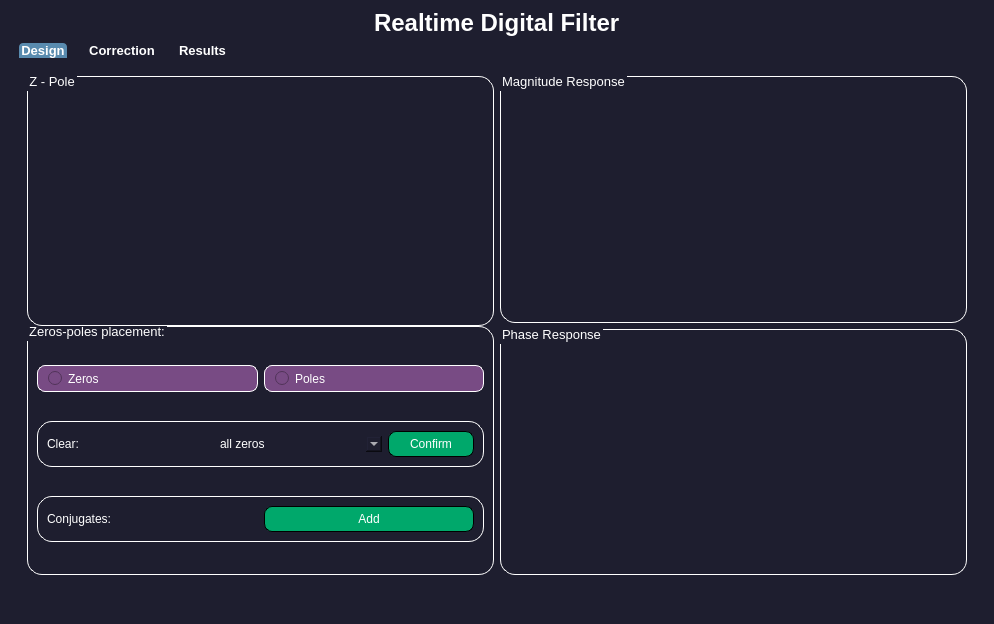
Old version of the form GUI.ui in the repository tahaaa22/Realtime-filter.
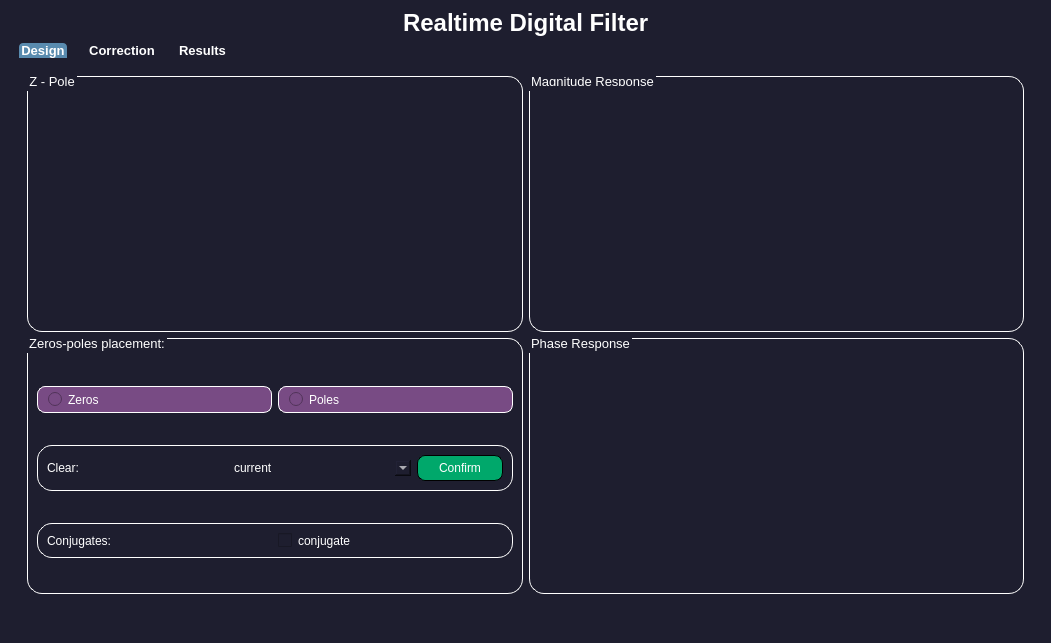
New version of the form. The open tabs and pages were chosen to show the change. Icons and pictures are not drawn. Custom widgets are drawn as their Qt base class.

```diff
--- a/GUI.ui
+++ b/GUI.ui
@@ -6,8 +6,8 @@
    <rect>
     <x>0</x>
     <y>0</y>
-    <width>994</width>
-    <height>624</height>
+    <width>1051</width>
+    <height>643</height>
    </rect>
   </property>
   <property name="windowTitle">
@@ -26,7 +26,7 @@
    <property name="styleSheet">
     <string notr="true"/>
    </property>
-   <layout class="QGridLayout" name="gridLayout">
+   <layout class="QGridLayout" name="gridLayout_12">
     <item row="0" column="0">
      <layout class="QHBoxLayout" name="horizontalLayout_11">
       <item>
@@ -532,7 +532,7 @@
        </attribute>
        <layout class="QGridLayout" name="gridLayout_2">
         <item row="0" column="0">
-         <widget class="QGroupBox" name="design_box">
+         <widget class="QWidget" name="design_box" native="true">
           <property name="font">
            <font>
             <weight>75</weight>
@@ -542,12 +542,11 @@
           <property name="styleSheet">
            <string notr="true">border: none;</string>
           </property>
-          <layout class="QHBoxLayout" name="horizontalLayout_10">
-           <item>
-            <layout class="QVBoxLayout" name="verticalLayout_3">
-             <property name="spacing">
-              <number>0</number>
-             </property>
+          <layout class="QGridLayout" name="gridLayout_11">
+           <item row="0" column="0">
+            <layout class="QGridLayout" name="gridLayout_10">
+             <item row="0" column="0">
+              <layout class="QVBoxLayout" name="verticalLayout_2">
              <item>
               <widget class="QGroupBox" name="Zplane_box">
                <property name="sizePolicy">
@@ -677,7 +676,7 @@
                     <property name="sizeHint" stdset="0">
                      <size>
                       <width>40</width>
-                      <height>6</height>
+                        <height>12</height>
                      </size>
                     </property>
                    </spacer>
@@ -721,7 +720,7 @@
                  </layout>
                 </item>
                 <item row="2" column="0">
-                 <widget class="QGroupBox" name="">
+                   <widget class="QGroupBox" name="groupBox">
                   <property name="sizePolicy">
                    <sizepolicy hsizetype="Preferred" vsizetype="Fixed">
                     <horstretch>0</horstretch>
@@ -752,15 +751,25 @@
                      </item>
                      <item>
                       <widget class="QComboBox" name="Clear_combobox">
+                         <property name="font">
+                          <font>
+                           <pointsize>9</pointsize>
+                          </font>
+                         </property>
                        <property name="editable">
                         <bool>true</bool>
                        </property>
                        <property name="currentText">
-                        <string>all zeros</string>
+                          <string>current</string>
                        </property>
                        <property name="currentIndex">
                         <number>0</number>
                        </property>
+                         <item>
+                          <property name="text">
+                           <string>current</string>
+                          </property>
+                         </item>
                        <item>
                         <property name="text">
                          <string>all zeros</string>
@@ -811,34 +820,39 @@
                  </widget>
                 </item>
                 <item row="3" column="0">
-                 <widget class="QGroupBox" name="">
+                   <widget class="QGroupBox" name="groupBox">
                   <property name="sizePolicy">
                    <sizepolicy hsizetype="Preferred" vsizetype="Fixed">
                     <horstretch>0</horstretch>
                     <verstretch>0</verstretch>
                    </sizepolicy>
                   </property>
-                  <layout class="QHBoxLayout" name="horizontalLayout_8">
-                   <item>
+                    <layout class="QGridLayout" name="gridLayout">
+                     <item row="0" column="0">
                     <widget class="QLabel" name="label_9">
                      <property name="text">
                       <string>Conjugates:</string>
                      </property>
                     </widget>
                    </item>
-                   <item>
-                    <widget class="QPushButton" name="add_conjugates">
+                     <item row="0" column="1">
+                      <widget class="QCheckBox" name="checkBox">
+                       <property name="maximumSize">
+                        <size>
+                         <width>16777215</width>
+                         <height>16777215</height>
+                        </size>
+                       </property>
+                       <property name="font">
+                        <font>
+                         <pointsize>9</pointsize>
+                        </font>
+                       </property>
                      <property name="styleSheet">
-                      <string notr="true">background-color: #00A86B;
-    color: white;
-    border: none;
-    padding: 5px 10px;
-     border: 1.2px ;
-border-style: outset;
-border-radius: 8px;</string>
+                        <string notr="true"/>
                      </property>
                      <property name="text">
-                      <string>Add</string>
+                        <string>conjugate</string>
                      </property>
                     </widget>
                    </item>
@@ -850,7 +864,7 @@
              </item>
             </layout>
            </item>
-           <item>
+             <item row="0" column="1">
             <layout class="QVBoxLayout" name="verticalLayout_5">
              <item>
               <widget class="QGroupBox" name="magBox">
@@ -896,7 +910,7 @@
                     <property name="sizeHint" stdset="0">
                      <size>
                       <width>88</width>
-                      <height>6</height>
+                        <height>0</height>
                      </size>
                     </property>
                    </spacer>
@@ -983,6 +997,8 @@
             </layout>
            </item>
           </layout>
+           </item>
+          </layout>
          </widget>
         </item>
        </layout>
```
Left out of the diff: 9 changed lines with no effect on the pictures. Lines whose indentation alone changed are shown as unchanged.
